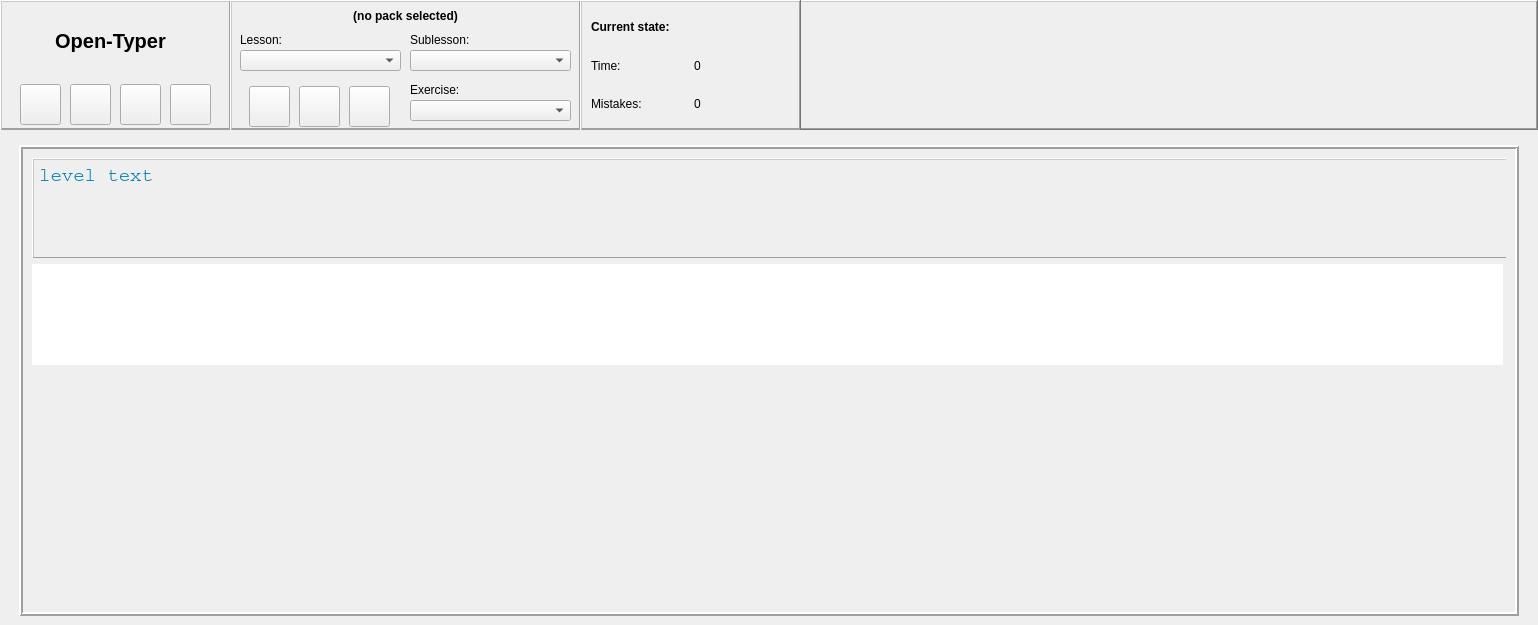
Old version of the form ui/opentyper.ui in the repository Open-Typer/Open-Typer.
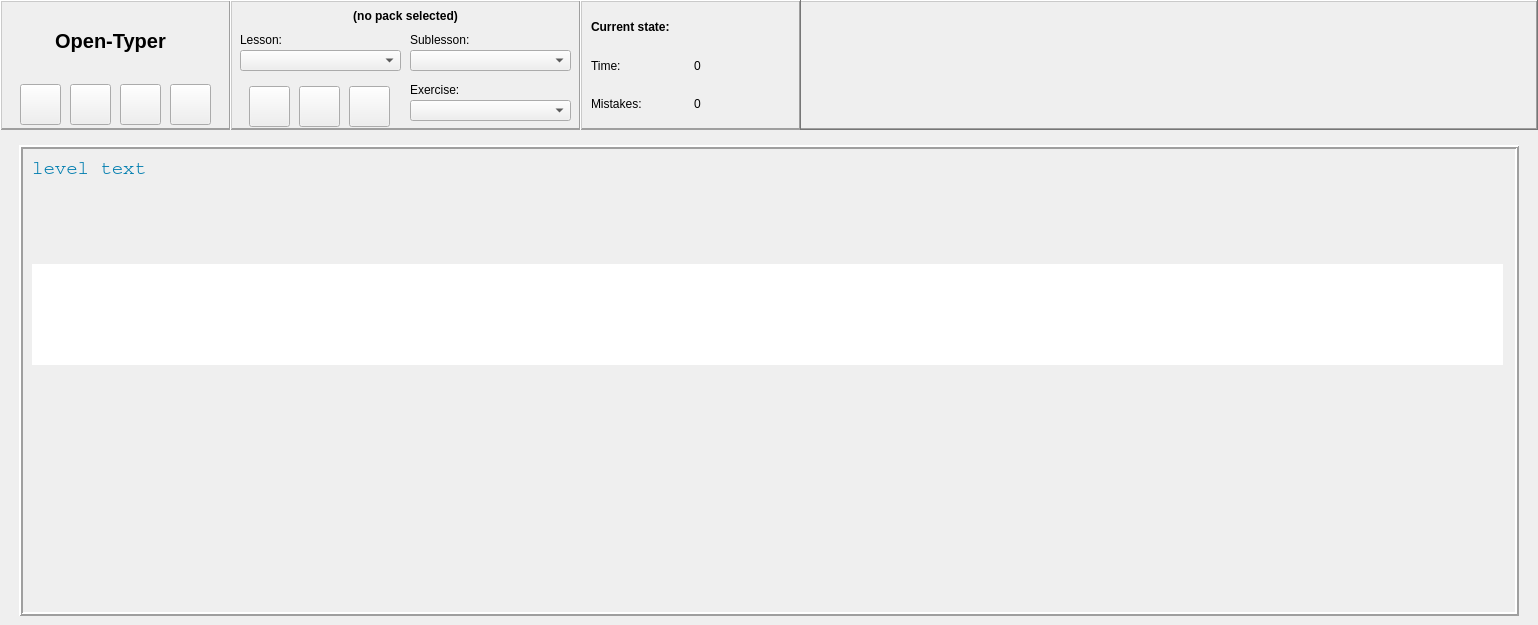
New version of the form. Icons and pictures are not drawn. Custom widgets are drawn as their Qt base class.

Commit message:
ui: opentyper: Disable levelLabel frame
* we'll use a horizontal line instead

Diff of the .ui file:
```diff
--- a/ui/opentyper.ui
+++ b/ui/opentyper.ui
@@ -621,10 +621,10 @@
               <string notr="true">color: rgb(0, 125, 175);</string>
              </property>
              <property name="frameShape">
-              <enum>QFrame::WinPanel</enum>
+              <enum>QFrame::NoFrame</enum>
              </property>
              <property name="frameShadow">
-              <enum>QFrame::Raised</enum>
+              <enum>QFrame::Plain</enum>
              </property>
              <property name="lineWidth">
               <number>1</number>
```
